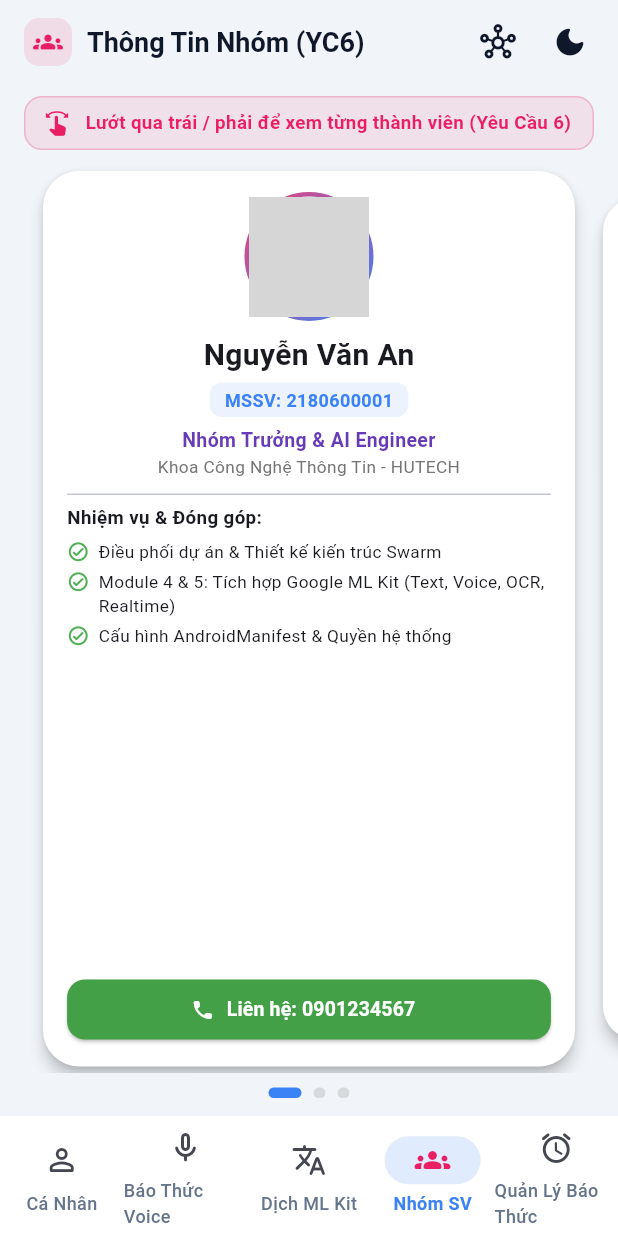
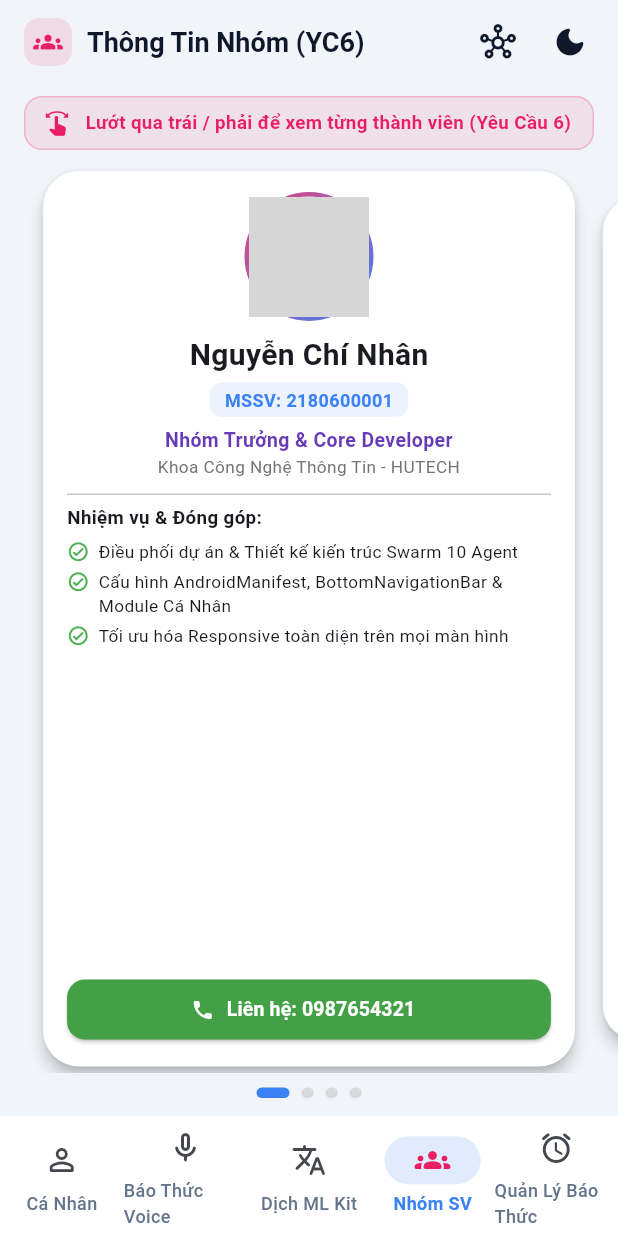
Before and after one commit to xT-chinhan/multi_utility_app, a Flutter app: the screen it shows after launch, item 4 of the bottom bar chosen, on a phone screen of 412 x 824 dp. Run offline on Flutter 3.47's test engine with Material 3 defaults, Android fonts, the phone set to English and light mode, and no system bars; our stand-ins replace audioplayers, camera, image_picker, speech_to_text, youtube_player_iframe; missing offline and left inert: google_mlkit_text_recognition, google_mlkit_translation; network calls fail; grey boxes are pictures that could not be loaded.

Commit message:
feat: update team members to Nguyen Chi Nhan, Bui Nguyen Cong Nghiep, Luu Van Luong, Vo Thanh Nhan

```diff
--- a/lib/screens/team/team_screen.dart
+++ b/lib/screens/team/team_screen.dart
@@ -16,45 +16,59 @@ class _TeamScreenState extends State<TeamScreen> {
 
   final List<TeamMember> _members = const [
     TeamMember(
-      name: 'Nguyễn Văn An',
+      name: 'Nguyễn Chí Nhân',
       studentId: '2180600001',
-      role: 'Nhóm Trưởng & AI Engineer',
+      role: 'Nhóm Trưởng & Core Developer',
       department: 'Khoa Công Nghệ Thông Tin - HUTECH',
-      email: 'an.nv21@hutech.edu.vn',
-      phone: '0901234567',
+      email: 'nhan.nc21@hutech.edu.vn',
+      phone: '0987654321',
       avatarUrl: 'https://images.unsplash.com/photo-1535713875002-d1d0cf377fde?w=400',
       contributions: [
-        'Điều phối dự án & Thiết kế kiến trúc Swarm',
-        'Module 4 & 5: Tích hợp Google ML Kit (Text, Voice, OCR, Realtime)',
-        'Cấu hình AndroidManifest & Quyền hệ thống',
+        'Điều phối dự án & Thiết kế kiến trúc Swarm 10 Agent',
+        'Cấu hình AndroidManifest, BottomNavigationBar & Module Cá Nhân',
+        'Tối ưu hóa Responsive toàn diện trên mọi màn hình',
       ],
     ),
     TeamMember(
-      name: 'Trần Thị Bình',
+      name: 'Bùi Nguyễn Công Nghiệp',
       studentId: '2180600002',
       role: 'Mobile Developer (Voice & Alarm)',
       department: 'Khoa Công Nghệ Thông Tin - HUTECH',
-      email: 'binh.tt21@hutech.edu.vn',
+      email: 'nghiep.bnc21@hutech.edu.vn',
       phone: '0902345678',
-      avatarUrl: 'https://images.unsplash.com/photo-1494790108377-be9c29b29330?w=400',
+      avatarUrl: 'https://images.unsplash.com/photo-1570295999919-56ceb5ecca61?w=400',
       contributions: [
-        'Module 3: Báo thức bằng giọng nói đa ngôn ngữ (Việt - Anh)',
-        'Tích hợp Android Intent gọi Đồng hồ thật của hệ thống',
-        'Bộ lọc nhận diện âm thanh & Giảm rung màn hình mic',
+        'Yêu Cầu 3: Báo thức giọng nói đa ngôn ngữ (Việt - Anh)',
+        'Tích hợp Android Intent gọi Đồng hồ hệ thống thật',
+        'Xử lý bộ lọc nhận diện âm thanh & sóng nhạc Equalizer',
       ],
     ),
     TeamMember(
-      name: 'Lê Hoàng Cường',
+      name: 'Lưu Văn Lương',
       studentId: '2180600003',
+      role: 'AI & Machine Learning Engineer',
+      department: 'Khoa Công Nghệ Thông Tin - HUTECH',
+      email: 'luong.lv21@hutech.edu.vn',
+      phone: '0903456789',
+      avatarUrl: 'https://images.unsplash.com/photo-1507003211169-0a1dd7228f2d?w=400',
+      contributions: [
+        'Yêu Cầu 4 & 5: Tích hợp Google ML Kit On-Device',
+        'Pipeline dịch Realtime Camera chọn ngôn ngữ Anh - Việt',
+        'Bộ lọc làm sạch OCR, chống nhiễu và đóng băng khung hình',
+      ],
+    ),
+    TeamMember(
+      name: 'Võ Thành Nhân',
+      studentId: '2180600004',
       role: 'UI/UX & Integration Developer',
       department: 'Khoa Công Nghệ Thông Tin - HUTECH',
-      email: 'cuong.lh21@hutech.edu.vn',
-      phone: '0903456789',
-      avatarUrl: 'https://images.unsplash.com/photo-1570295999919-56ceb5ecca61?w=400',
+      email: 'nhan.vt21@hutech.edu.vn',
+      phone: '0904567890',
+      avatarUrl: 'https://images.unsplash.com/photo-1500648767791-00dcc994a43e?w=400',
       contributions: [
-        'Module 1: Chuyển đổi giao diện BottomNavigationBar',
-        'Module 2: Màn hình Cá Nhân (Gọi điện SĐT cài đặt & Gọi app YouTube)',
-        'Module 6: Tab thông tin nhóm & Hiệu ứng lướt Card 3D',
+        'Yêu Cầu 2: Tương tác gọi điện SĐT cài đặt & gọi app YouTube',
+        'Yêu Cầu 6: Tab thông tin nhóm thành viên HUTECH & hiệu ứng lướt thẻ 3D',
+        'Kiểm thử QA toàn diện trên máy ảo và máy thật Realme 6i',
       ],
     ),
   ];
```
Also changed, not shown: 1 other file.
